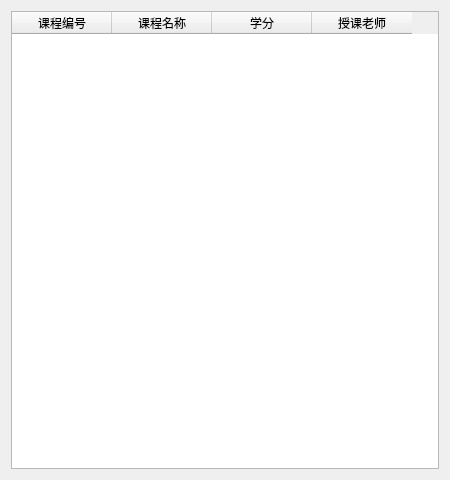
Old version of the form untitled1/teacoursemanagement.ui in the repository 2018876441/C-_project.
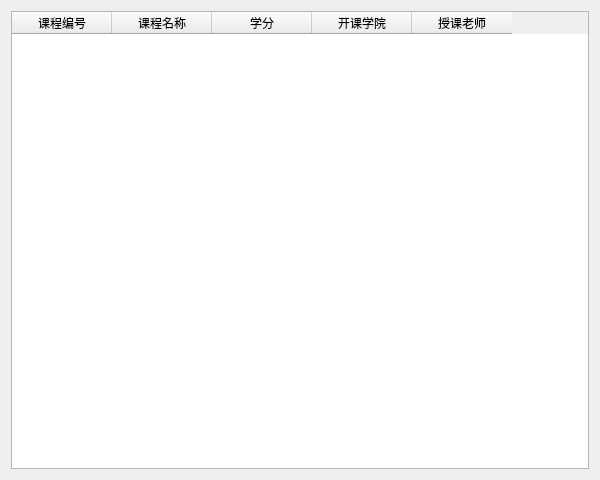
New version of the form.

What changed in the file:
```diff
--- a/untitled1/teacoursemanagement.ui
+++ b/untitled1/teacoursemanagement.ui
@@ -6,19 +6,19 @@
    <rect>
     <x>0</x>
     <y>0</y>
-    <width>450</width>
+    <width>600</width>
     <height>480</height>
    </rect>
   </property>
   <property name="minimumSize">
    <size>
-    <width>450</width>
+    <width>600</width>
     <height>480</height>
    </size>
   </property>
   <property name="maximumSize">
    <size>
-    <width>450</width>
+    <width>600</width>
     <height>480</height>
    </size>
   </property>
@@ -43,6 +43,11 @@
        <string>学分</string>
       </property>
      </column>
+     <column>
+      <property name="text">
+       <string>开课学院</string>
+      </property>
+     </column>
      <column>
       <property name="text">
        <string>授课老师</string>
```
